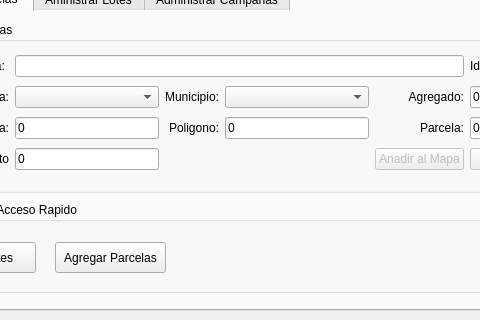
Before: the Qt Designer form ui/agrae_main.ui in franciscocontreras93/agrae, drawn with Qt 5; both pictures show x 127 to 607 and y 280 to 600 of the 800 by 600 pixel window.
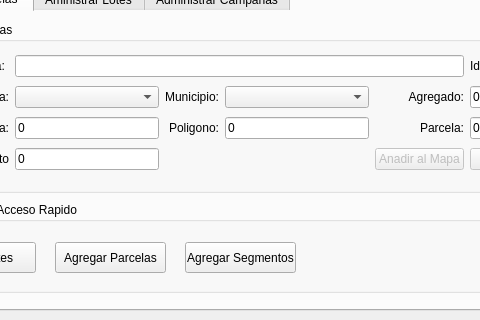
After: the same form once the commit is applied. The open tabs and pages were chosen to show the change.

Commit message: added segmentos functions and others changes

```diff
--- a/ui/agrae_main.ui
+++ b/ui/agrae_main.ui
@@ -553,6 +553,19 @@
          <string>Agregar Parcelas</string>
         </property>
        </widget>
+       <widget class="QPushButton" name="btn_add_segmentos">
+        <property name="geometry">
+         <rect>
+          <x>280</x>
+          <y>40</y>
+          <width>111</width>
+          <height>31</height>
+         </rect>
+        </property>
+        <property name="text">
+         <string>Agregar Segmentos</string>
+        </property>
+       </widget>
       </widget>
      </widget>
      <widget class="QWidget" name="tab_lote">
```
Left out of the diff: 12 changed lines with no effect on the pictures. The commit also changes 2 other files.
